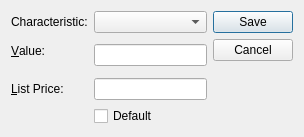
Qt form widgets/characteristicAssignment.ui (jjzhang166/qt-client) before a commit.
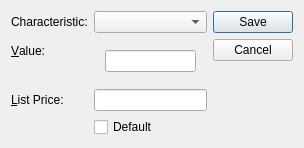
The same form after that commit. The open tabs and pages were chosen to show the change. Custom widgets are drawn as their Qt base class.

What changed in the file:
```diff
--- a/widgets/characteristicAssignment.ui
+++ b/widgets/characteristicAssignment.ui
@@ -81,6 +81,13 @@
          </item>
         </layout>
        </widget>
+       <widget class="QWidget" name="_numberPage">
+        <layout class="QGridLayout" name="gridLayout_5">
+         <item row="0" column="0">
+          <widget class="XLineEdit" name="_numberValue"/>
+         </item>
+        </layout>
+       </widget>
       </widget>
      </item>
      <item row="2" column="0">
```
